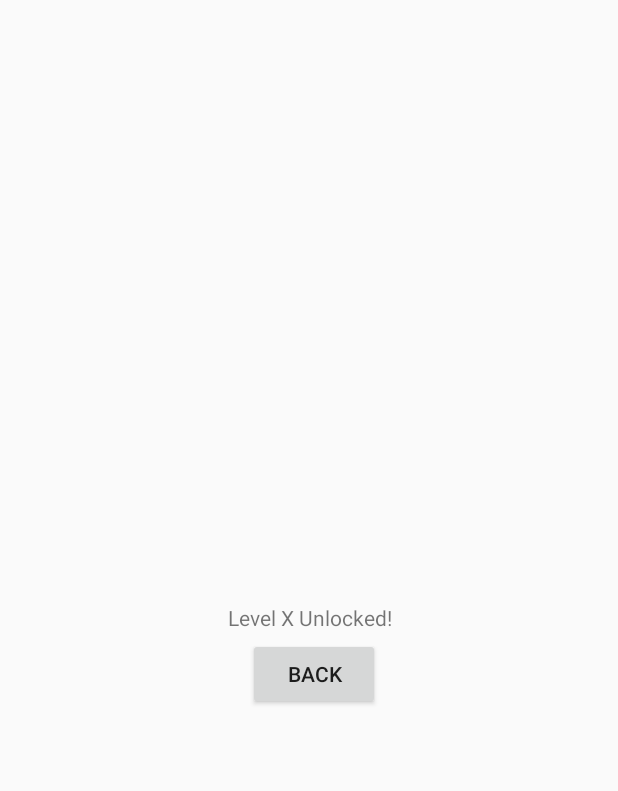
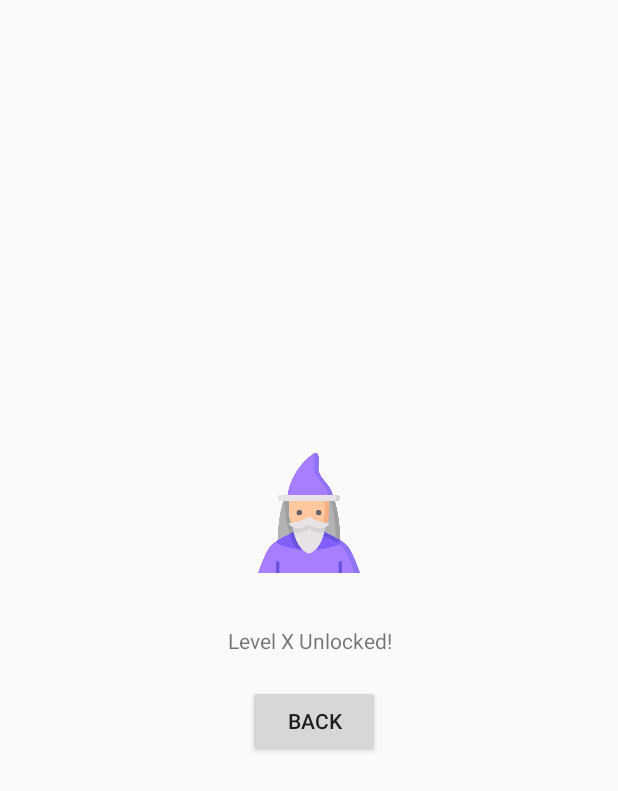
Before and after one commit to Sashagerasimov/3634-Assignement, an Android app: the layout dialog_level_unlocked.xml on its own in the app's theme, with its tools: preview values and no code run, on a phone screen of 412 x 824 dp. Shown: the top 791 px of the screen. Run offline under Robolectric (Android 15) with nearby library versions, the phone set to English and light mode, and no system bars.

Commit message:
badge pop ups image

```diff
--- a/app/src/main/res/layout/dialog_level_unlocked.xml
+++ b/app/src/main/res/layout/dialog_level_unlocked.xml
@@ -4,7 +4,7 @@
     xmlns:tools="http://schemas.android.com/tools"
     android:orientation="vertical"
     android:layout_width="200dp"
-    android:layout_height="150dp"
+    android:layout_height="250dp"
     android:layout_centerInParent="true"
     android:layout_gravity="center">
 
@@ -13,6 +13,7 @@
         android:layout_width="wrap_content"
         android:layout_height="wrap_content"
         android:gravity="center"
+        android:layout_marginTop="30dp"
         android:text="Level X Unlocked!"
         app:layout_constraintBottom_toBottomOf="parent"
         app:layout_constraintEnd_toEndOf="parent"
@@ -24,10 +25,21 @@
         android:layout_width="wrap_content"
         android:layout_height="wrap_content"
         android:layout_marginStart="59dp"
-        android:layout_marginTop="4dp"
+        android:layout_marginTop="20dp"
         android:layout_marginEnd="53dp"
         android:text="Back"
         app:layout_constraintEnd_toEndOf="parent"
         app:layout_constraintStart_toStartOf="parent"
         app:layout_constraintTop_toBottomOf="@+id/levelTextView" />
+
+    <ImageView
+        android:id="@+id/stickerImageView"
+        android:layout_width="80dp"
+        android:layout_height="80dp"
+        android:gravity="center"
+        android:layout_marginTop="15dp"
+        app:layout_constraintEnd_toEndOf="parent"
+        app:layout_constraintStart_toStartOf="parent"
+        app:layout_constraintTop_toTopOf="parent"
+        app:srcCompat="@drawable/c1" />
 </androidx.constraintlayout.widget.ConstraintLayout>
```
Also changed, not shown: app/src/main/java/com/example/a3634_assigment/Activities/DialogActivity.java (+8 -2 lines), app/src/main/java/com/example/a3634_assigment/Fragments/AchievementsFragment.java (+9 -0 lines), app/src/main/java/com/example/a3634_assigment/Models/Images.java (+12 -0 lines), app/src/main/res/drawable/c1.png (added), app/src/main/res/drawable/c2.png (added), app/src/main/res/drawable/c3.png (added), app/src/main/res/drawable/c4.png (added), app/src/main/res/drawable/c5.png (added), app/src/main/res/drawable/c6.png (added), app/src/main/res/drawable/c7.png (added), app/src/main/res/drawable/c8.png (added), app/src/main/res/drawable/c9.png (added).
